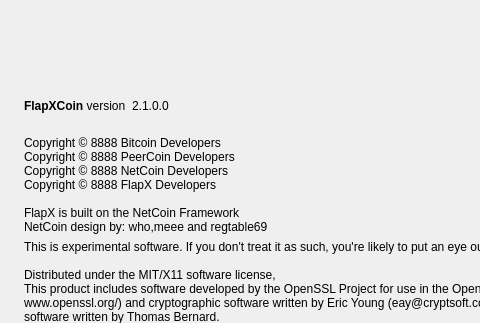
First picture: the form in src/qt/forms/aboutdialog.ui, repository FlapXCoin/flapxcoin, before the edit; both pictures show x 0 to 480 and y 0 to 323 of the 593 by 448 pixel window.
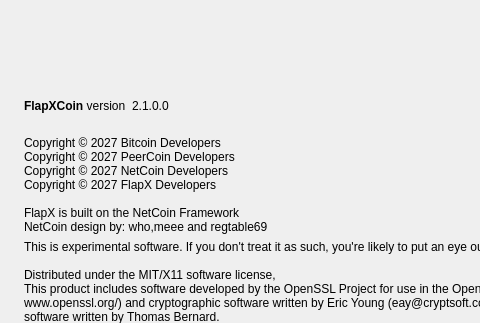
Second picture: the form after the edit. Icons and pictures are not drawn.

Commit message:
About dialog: show 2027 as the copyright year
Replace the 8888 placeholder on all four copyright lines.

Claude-Session: https://claude.ai/code/session_01Cpg3kidXXQpRBHH6ebpQfe

```diff
--- a/src/qt/forms/aboutdialog.ui
+++ b/src/qt/forms/aboutdialog.ui
@@ -92,10 +92,10 @@
        </property>
        <property name="text">
         <string>
-Copyright © 8888 Bitcoin Developers
-Copyright © 8888 PeerCoin Developers
-Copyright © 8888 NetCoin Developers
-Copyright © 8888 FlapX Developers
+Copyright © 2027 Bitcoin Developers
+Copyright © 2027 PeerCoin Developers
+Copyright © 2027 NetCoin Developers
+Copyright © 2027 FlapX Developers
 
 FlapX is built on the NetCoin Framework
 NetCoin design by: who,meee and regtable69</string>
```
